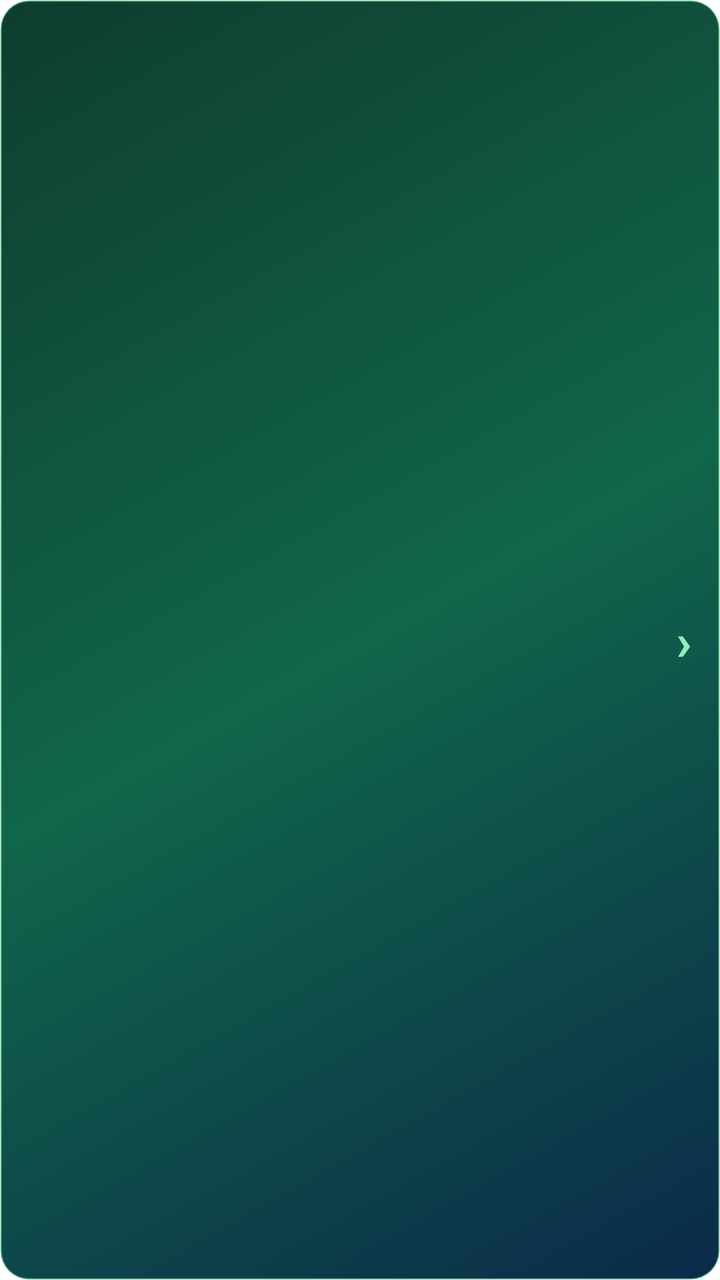
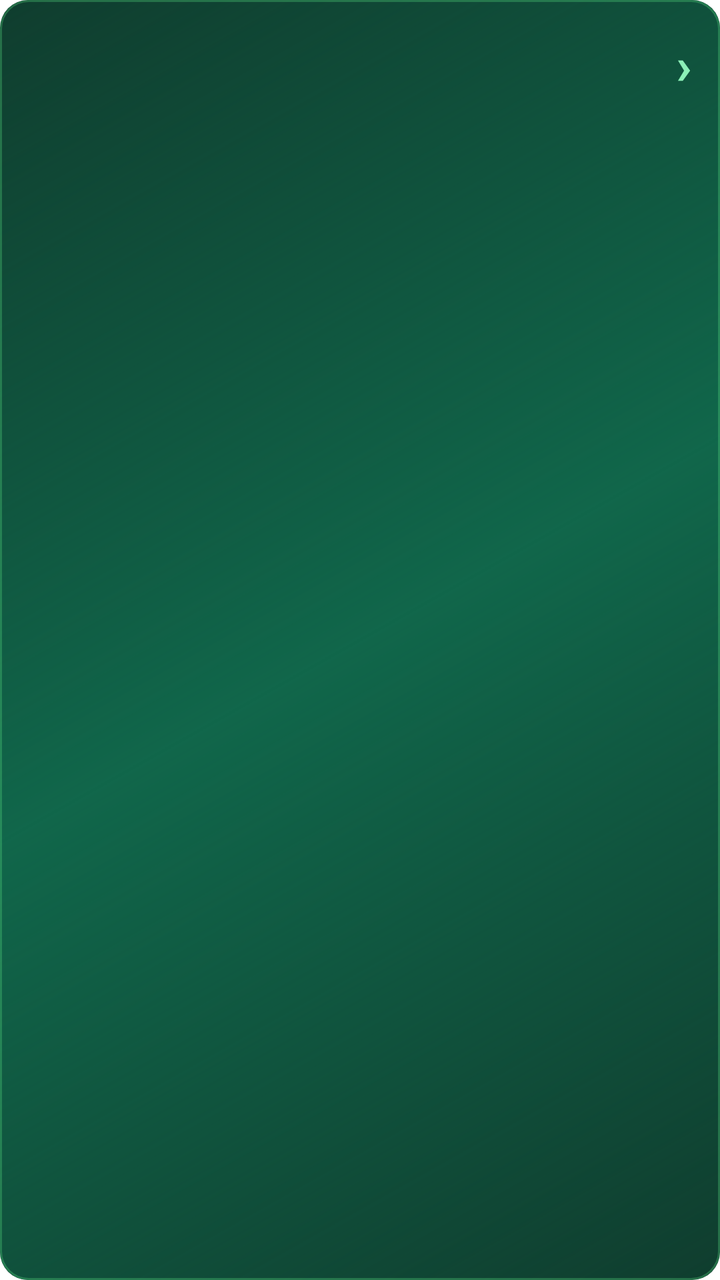

The first picture is an Android layout as it rendered before a commit; the second is the same layout after the commit. The layout source and the unified diff follow.
<!-- AndroidManifest.xml: application theme Theme.Nova -->
<!-- res/layout/notification_update_ready.xml -->
<?xml version="1.0" encoding="utf-8"?>
<LinearLayout xmlns:android="http://schemas.android.com/apk/res/android"
    android:id="@+id/notification_root"
    android:layout_width="match_parent"
    android:layout_height="wrap_content"
    android:background="@drawable/bg_notification_update"
    android:gravity="center_vertical"
    android:orientation="horizontal"
    android:paddingStart="14dp"
    android:paddingTop="12dp"
    android:paddingEnd="14dp"
    android:paddingBottom="12dp">

    <LinearLayout
        android:layout_width="0dp"
        android:layout_height="wrap_content"
        android:layout_weight="1"
        android:orientation="vertical">

        <TextView
            android:id="@+id/tv_update_title"
            android:layout_width="wrap_content"
            android:layout_height="wrap_content"
            android:letterSpacing="0.01"
            android:textColor="#FFFFFFFF"
            android:textSize="15sp"
            android:textStyle="bold" />

        <TextView
            android:id="@+id/tv_update_subtitle"
            android:layout_width="wrap_content"
            android:layout_height="wrap_content"
            android:layout_marginTop="3dp"
            android:textColor="#CCE6FFF0"
            android:textSize="12sp" />
    </LinearLayout>

    
    <TextView
        android:id="@+id/tv_update_chevron"
        android:layout_width="wrap_content"
        android:layout_height="wrap_content"
        android:layout_marginStart="10dp"
        android:text="›"
        android:textColor="#FF8CF0B8"
        android:textSize="26sp"
        android:textStyle="bold" />
</LinearLayout>
<!-- resources referenced by this layout -->
<resources>
  <!-- drawable bg_notification_update (drawable) -->
  <?xml version="1.0" encoding="utf-8"?>
  <shape xmlns:android="http://schemas.android.com/apk/res/android"
      android:shape="rectangle">
  
      <gradient
          android:angle="315"
          android:startColor="#FF0F3D2E"
          android:centerColor="#FF10664A"
          android:endColor="#FF0B2A4A"
          android:type="linear" />
  
      <corners android:radius="14dp" />
  
      <stroke
          android:width="1dp"
          android:color="#4D5AE282" />
  </shape>
  <style name="Theme.Nova" parent="Theme.MaterialComponents.DayNight.NoActionBar">
          
          <item name="colorPrimary">#04070D</item>
          <item name="colorPrimaryVariant">#04070D</item>
          <item name="colorOnPrimary">@color/white</item>
          
          <item name="colorSecondary">#0D1118</item>
          <item name="colorSecondaryVariant">#0D1118</item>
          <item name="colorOnSecondary">@color/black</item>
          
          <item name="android:statusBarColor">@android:color/transparent</item>
          <item name="android:windowTranslucentStatus">true</item>
          <item name="android:windowAnimationStyle">@null</item>
          <item name="android:windowContentTransitions">false</item>
          <item name="android:windowEnterTransition">@null</item>
          <item name="android:windowExitTransition">@null</item>
          <item name="android:windowReenterTransition">@null</item>
          <item name="android:windowReturnTransition">@null</item>
          <item name="android:activityOpenEnterAnimation">@anim/no_anim</item>
          <item name="android:activityOpenExitAnimation">@anim/no_anim</item>
          <item name="android:activityCloseEnterAnimation">@anim/no_anim</item>
          <item name="android:activityCloseExitAnimation">@anim/no_anim</item>
      </style>
  <color name="white">#FFFFFFFF</color>
  <color name="black">#FF000000</color>
</resources>

<!-- the commit's change to res/layout/notification_update_ready.xml (unified diff, before → after) -->
@@ -1,48 +1,76 @@
 <?xml version="1.0" encoding="utf-8"?>
-<LinearLayout xmlns:android="http://schemas.android.com/apk/res/android"
+<FrameLayout xmlns:android="http://schemas.android.com/apk/res/android"
     android:id="@+id/notification_root"
     android:layout_width="match_parent"
-    android:layout_height="wrap_content"
-    android:background="@drawable/bg_notification_update"
-    android:gravity="center_vertical"
-    android:orientation="horizontal"
-    android:paddingStart="14dp"
-    android:paddingTop="12dp"
-    android:paddingEnd="14dp"
-    android:paddingBottom="12dp">
+    android:layout_height="wrap_content">
+
+    <ImageView
+        android:id="@+id/iv_update_base"
+        android:layout_width="match_parent"
+        android:layout_height="match_parent"
+        android:importantForAccessibility="no"
+        android:scaleType="fitXY"
+        android:src="@drawable/bg_notification_update" />
+
+    <ImageView
+        android:id="@+id/iv_update_glow"
+        android:layout_width="match_parent"
+        android:layout_height="match_parent"
+        android:importantForAccessibility="no"
+        android:scaleType="fitXY"
+        android:src="@drawable/bg_notification_update_glow" />
+
+    <ImageView
+        android:id="@+id/iv_update_stroke"
+        android:layout_width="match_parent"
+        android:layout_height="match_parent"
+        android:importantForAccessibility="no"
+        android:scaleType="fitXY"
+        android:src="@drawable/bg_notification_update_stroke" />
 
     <LinearLayout
-        android:layout_width="0dp"
+        android:layout_width="match_parent"
         android:layout_height="wrap_content"
-        android:layout_weight="1"
-        android:orientation="vertical">
+        android:gravity="center_vertical"
+        android:orientation="horizontal"
+        android:paddingStart="14dp"
+        android:paddingTop="12dp"
+        android:paddingEnd="14dp"
+        android:paddingBottom="12dp">
 
+        <LinearLayout
+            android:layout_width="0dp"
+            android:layout_height="wrap_content"
+            android:layout_weight="1"
+            android:orientation="vertical">
+
+            <TextView
+                android:id="@+id/tv_update_title"
+                android:layout_width="wrap_content"
+                android:layout_height="wrap_content"
+                android:letterSpacing="0.01"
+                android:textColor="#FFFFFFFF"
+                android:textSize="15sp"
+                android:textStyle="bold" />
+
+            <TextView
+                android:id="@+id/tv_update_subtitle"
+                android:layout_width="wrap_content"
+                android:layout_height="wrap_content"
+                android:layout_marginTop="3dp"
+                android:textColor="#CCE6FFF0"
+                android:textSize="12sp" />
+        </LinearLayout>
+
+        
         <TextView
-            android:id="@+id/tv_update_title"
+            android:id="@+id/tv_update_chevron"
             android:layout_width="wrap_content"
             android:layout_height="wrap_content"
-            android:letterSpacing="0.01"
-            android:textColor="#FFFFFFFF"
-            android:textSize="15sp"
+            android:layout_marginStart="10dp"
+            android:text="›"
+            android:textColor="#FF8CF0B8"
+            android:textSize="26sp"
             android:textStyle="bold" />
-
-        <TextView
-            android:id="@+id/tv_update_subtitle"
-            android:layout_width="wrap_content"
-            android:layout_height="wrap_content"
-            android:layout_marginTop="3dp"
-            android:textColor="#CCE6FFF0"
-            android:textSize="12sp" />
     </LinearLayout>
-
-    
-    <TextView
-        android:id="@+id/tv_update_chevron"
-        android:layout_width="wrap_content"
-        android:layout_height="wrap_content"
-        android:layout_marginStart="10dp"
-        android:text="›"
-        android:textColor="#FF8CF0B8"
-        android:textSize="26sp"
-        android:textStyle="bold" />
-</LinearLayout>
+</FrameLayout>
<!-- resource entries referenced after the edit -->
@@ -5,12 +5,30 @@
   <shape xmlns:android="http://schemas.android.com/apk/res/android"
       android:shape="rectangle">
   
+      <solid android:color="#FF0F3D2E" />
+  
+      <corners android:radius="14dp" />
+  </shape>
+  <!-- drawable bg_notification_update_glow (drawable) -->
+  <?xml version="1.0" encoding="utf-8"?>
+  <shape xmlns:android="http://schemas.android.com/apk/res/android"
+      android:shape="rectangle">
+  
       <gradient
           android:angle="315"
-          android:startColor="#FF0F3D2E"
+          android:startColor="#0010664A"
           android:centerColor="#FF10664A"
-          android:endColor="#FF0B2A4A"
+          android:endColor="#0010664A"
           android:type="linear" />
+  
+      <corners android:radius="14dp" />
+  </shape>
+  <!-- drawable bg_notification_update_stroke (drawable) -->
+  <?xml version="1.0" encoding="utf-8"?>
+  <shape xmlns:android="http://schemas.android.com/apk/res/android"
+      android:shape="rectangle">
+  
+      <solid android:color="#00000000" />
   
       <corners android:radius="14dp" />
   
@@ -19,6 +37,8 @@
           android:color="#4D5AE282" />
   </shape>
   <style name="Theme.Nova" parent="Theme.MaterialComponents.DayNight.NoActionBar">
+          
+          <item name="viewInflaterClass">com.example.nova.NovaViewInflater</item>
           
           <item name="colorPrimary">#04070D</item>
           <item name="colorPrimaryVariant">#04070D</item>
